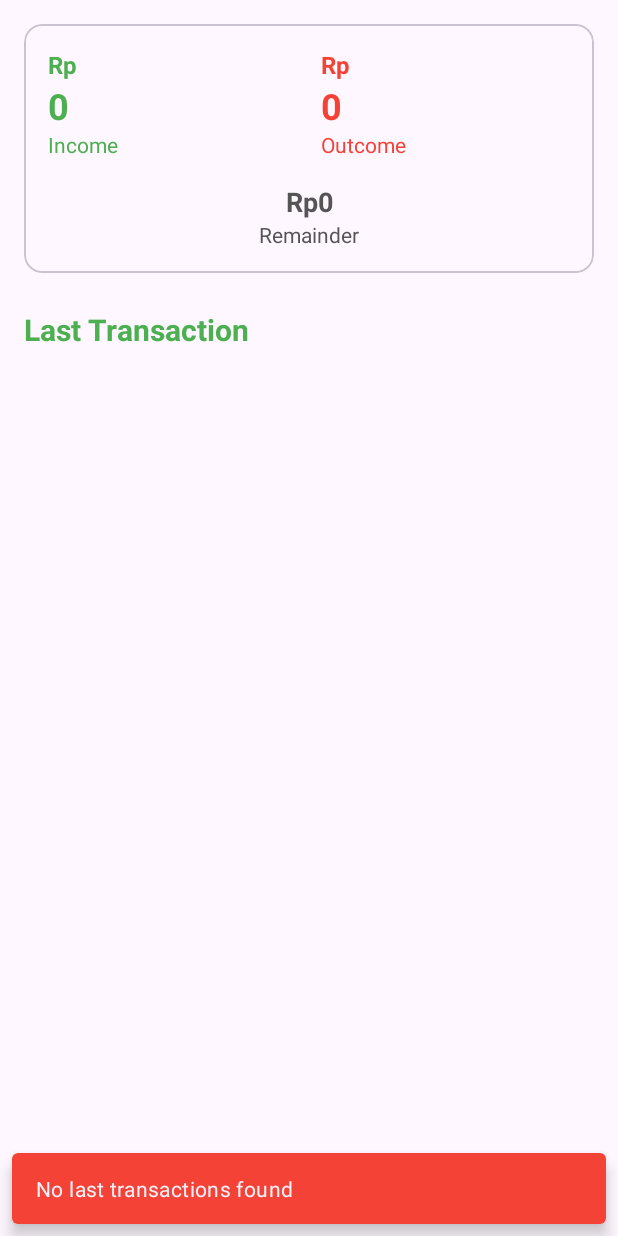
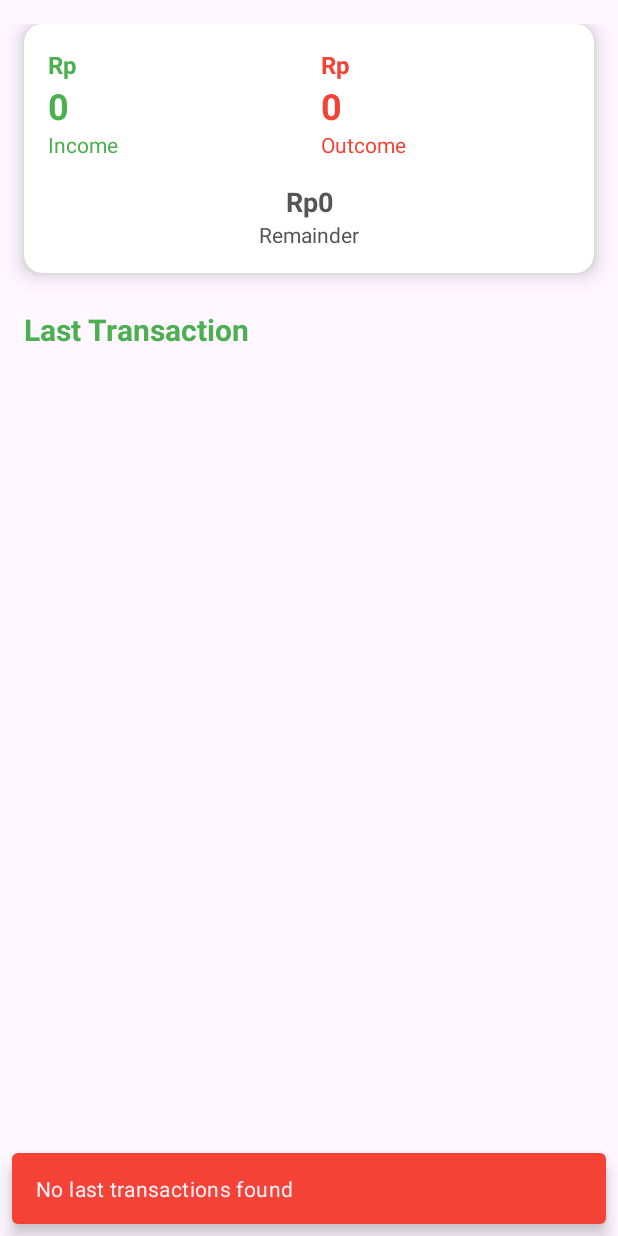
Before and after one commit to AndreSuryana/fintrack, an Android app: the fragment DashboardFragment shown on its own in the app's theme, on a phone screen of 412 x 824 dp. Run offline under Robolectric (Android 15) with nearby library versions, the phone set to English and light mode, and no system bars; our stand-ins replace Firebase (no records; nobody signed in at launch, a user with empty details on screens opened directly).

Commit message:
fix card elevation

```diff
--- a/app/src/main/res/layout/card_dashboard.xml
+++ b/app/src/main/res/layout/card_dashboard.xml
@@ -1,8 +1,12 @@
 <?xml version="1.0" encoding="utf-8"?>
 <com.google.android.material.card.MaterialCardView xmlns:android="http://schemas.android.com/apk/res/android"
+    xmlns:app="http://schemas.android.com/apk/res-auto"
     android:layout_width="match_parent"
     android:layout_height="wrap_content"
-    android:elevation="8dp">
+    android:layout_margin="16dp"
+    app:cardBackgroundColor="@color/white"
+    app:cardElevation="8dp"
+    app:strokeWidth="0dp">
 
     <androidx.appcompat.widget.LinearLayoutCompat
         android:layout_width="match_parent"
```
